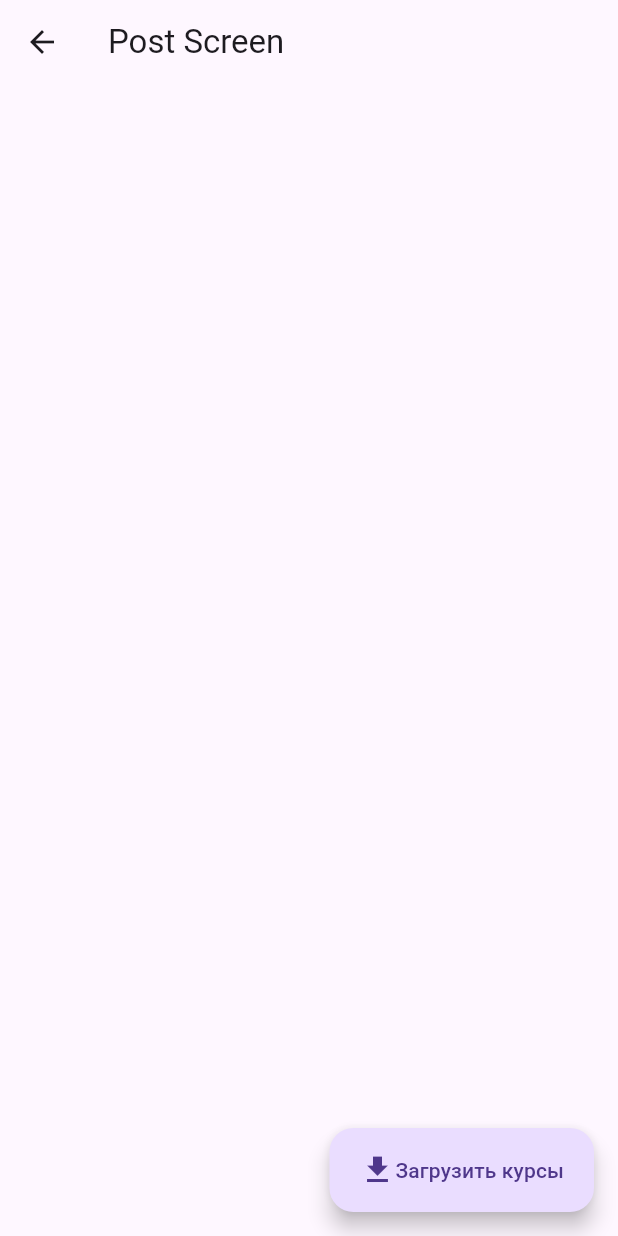
After one commit to NikitaEremin/api_study, a Flutter app: the PostScreen screen opened directly, on a phone screen of 412 x 824 dp. The commit adds this screen. Run offline on Flutter 3.47's test engine with Material 3 defaults, Android fonts, the phone set to English and light mode, and no system bars; our stand-ins replace dio, go_router.

Commit message:
pin_code_test

```diff
--- /dev/null
+++ b/lib/post_screen.dart
@@ -0,0 +1,25 @@
+import 'package:api_study/repository.dart';
+import 'package:flutter/material.dart';
+
+class PostScreen extends StatelessWidget {
+  const PostScreen({super.key});
+
+  @override
+  Widget build(BuildContext context) {
+    return Scaffold(
+      appBar: AppBar(
+        title: const Text('Post Screen'),
+      ),
+      body: Center(),
+      floatingActionButton: FloatingActionButton.extended(
+        onPressed: () {
+          CurrencyCoursesRepository().getCurrencies();
+        },
+        label: const Row(
+          children: [Icon(Icons.download), Text('Загрузить курсы')],
+        ),
+      ),
+      // body: ,
+    );
+  }
+}
--- a/lib/repository.dart
+++ b/lib/repository.dart
@@ -20,6 +20,17 @@ class TodoRepository{
     }
 
     return listTodos;
+  }
+}
+
+
+class CurrencyCoursesRepository{
+
+  final dio = Dio();
+
+  Future<void> getCurrencies() async {
+    final response = await dio.get('https://api.nbrb.by/exrates/currencies');
+    print(response.data);
   }
 }
 
```
Also changed, not shown: lib/screens/auth_screen.dart (+14 -1 lines), lib/screens/pin_code/accept_screen.dart (added, +39 -0 lines), lib/screens/pin_code/confirm_pin_code_screen.dart (added, +49 -0 lines), lib/screens/pin_code/set_pin_code_screen.dart (added, +52 -0 lines).
